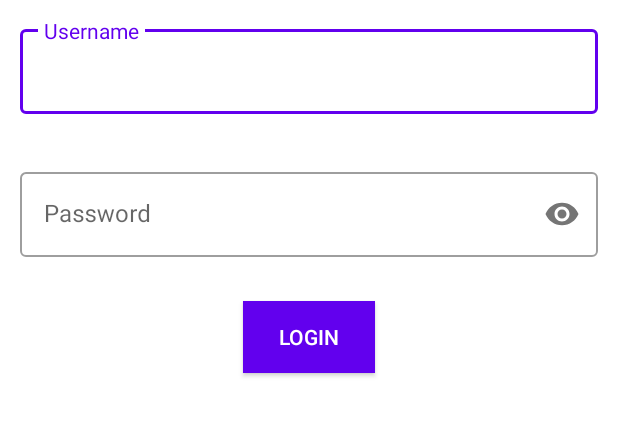
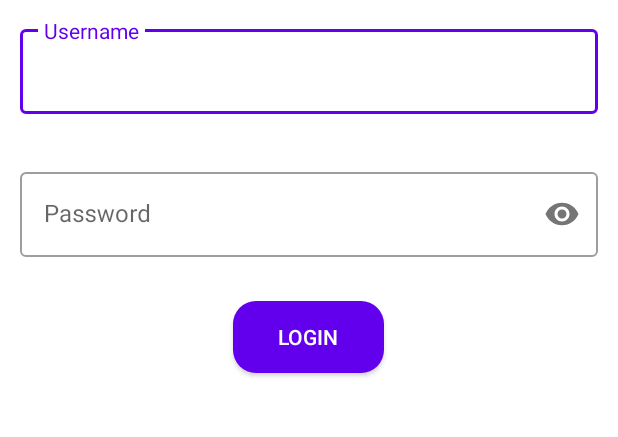
Before and after one commit to huynguyen1108/ImaginatoAndroid, an Android app: the screen it shows after launch (LoginActivity), on a phone screen of 412 x 824 dp, the part 485-922 px from its top. Run offline under Robolectric (Android 15) with nearby library versions, the phone set to English and light mode, and no system bars; our stand-ins replace Dagger/Hilt's generated code, data binding; 1 statement that could not run was skipped.

Commit message:
add border button, fix error android 9

```diff
--- a/app/src/main/AndroidManifest.xml
+++ b/app/src/main/AndroidManifest.xml
@@ -11,7 +11,8 @@
         android:label="@string/app_name"
         android:roundIcon="@mipmap/ic_launcher_round"
         android:supportsRtl="true"
-        android:theme="@style/AppTheme">
+        android:theme="@style/AppTheme"
+        android:usesCleartextTraffic="true">
         <activity android:name=".ui.main.view.MainActivity"></activity>
         <activity android:name=".ui.login.view.LoginActivity">
             <intent-filter>
--- /dev/null
+++ b/app/src/main/res/drawable/background_border_button.xml
@@ -0,0 +1,8 @@
+<?xml version="1.0" encoding="utf-8"?>
+<shape xmlns:android="http://schemas.android.com/apk/res/android"
+    android:shape="rectangle">
+    <corners android:radius="15dp" />
+
+    <solid android:color="@color/colorPrimary" />
+
+</shape>
--- a/app/src/main/res/layout/activity_login.xml
+++ b/app/src/main/res/layout/activity_login.xml
@@ -1,5 +1,6 @@
 <?xml version="1.0" encoding="utf-8"?>
 <layout>
+
     <LinearLayout xmlns:android="http://schemas.android.com/apk/res/android"
         xmlns:app="http://schemas.android.com/apk/res-auto"
         xmlns:tools="http://schemas.android.com/tools"
@@ -65,7 +66,9 @@
             android:id="@+id/btn_login"
             android:layout_width="wrap_content"
             android:layout_height="wrap_content"
-            android:background="@color/colorPrimary"
+            android:background="@drawable/background_border_button"
+            android:paddingLeft="@dimen/_30dp"
+            android:paddingRight="@dimen/_30dp"
             android:text="@string/login"
             android:textColor="@android:color/white" />
 
```
